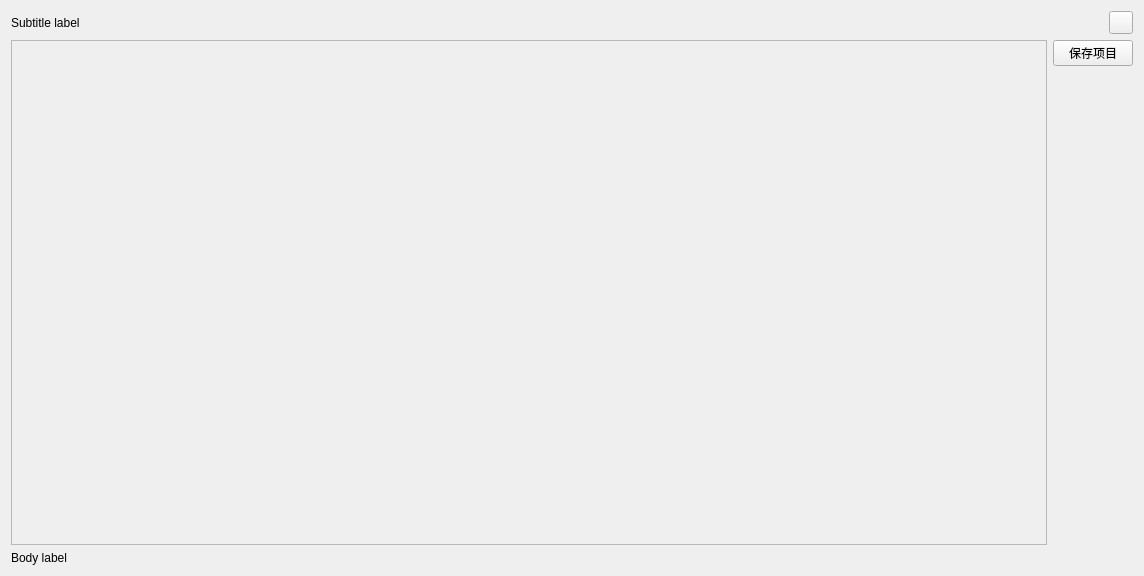
Qt form widget/TranslateMultiPage.ui (mangofanfan/FanTools) before a commit.
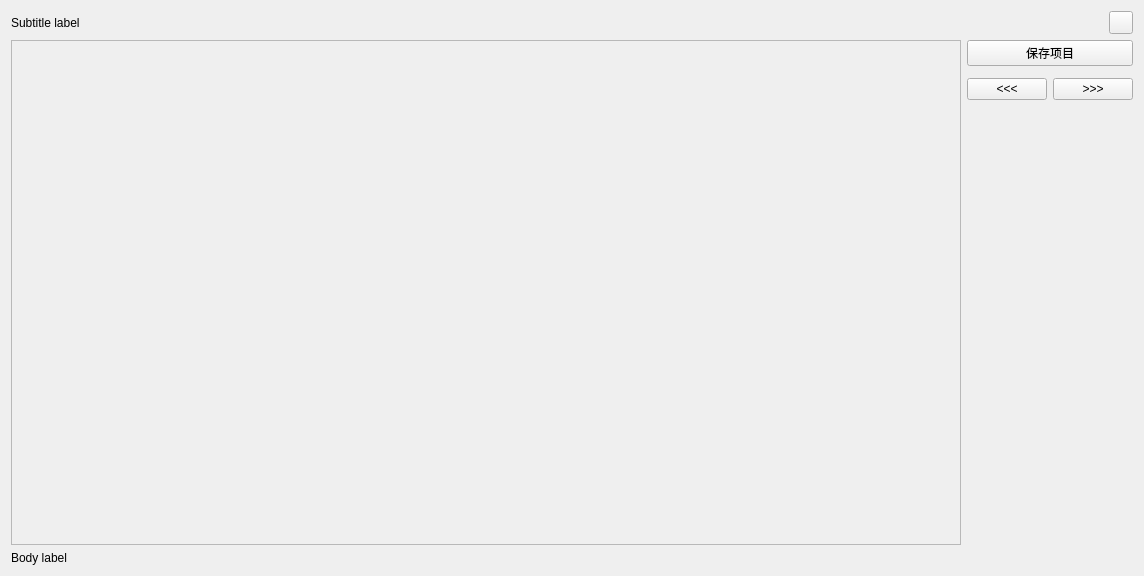
The same form after that commit. Custom widgets are drawn as their Qt base class.

The edit to the form file:
```diff
--- a/widget/TranslateMultiPage.ui
+++ b/widget/TranslateMultiPage.ui
@@ -70,6 +70,24 @@
          </property>
         </widget>
        </item>
+       <item>
+        <layout class="QHBoxLayout" name="horizontalLayout_3">
+         <item>
+          <widget class="PushButton" name="PushButton_PageBefore">
+           <property name="text">
+            <string>&lt;&lt;&lt;</string>
+           </property>
+          </widget>
+         </item>
+         <item>
+          <widget class="PushButton" name="PushButton_PageAfter">
+           <property name="text">
+            <string>&gt;&gt;&gt;</string>
+           </property>
+          </widget>
+         </item>
+        </layout>
+       </item>
        <item>
         <spacer name="verticalSpacer">
          <property name="orientation">
```
